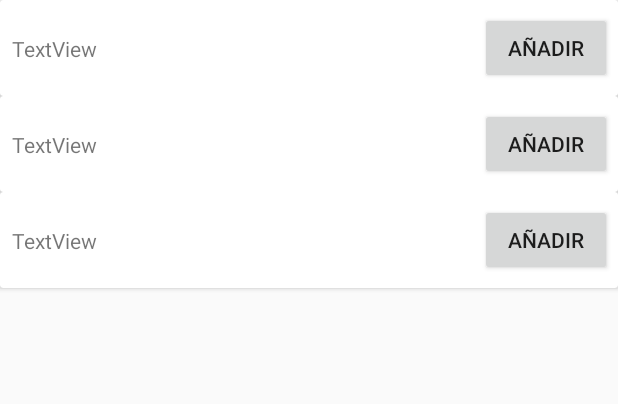
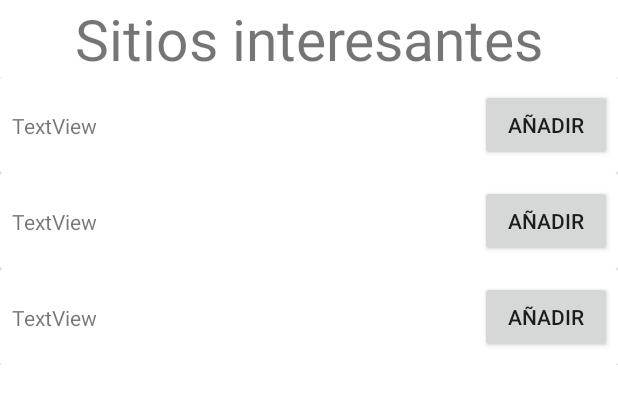
Before and after one commit to armijoalb/TFG, an Android app: the layout fragment_recycler.xml on its own in the app's theme, with its tools: preview values and no code run, on a phone screen of 412 x 824 dp. Shown: the top 404 px of the screen. Run offline under Robolectric (Android 15) with nearby library versions, the phone set to English and light mode, and no system bars.

```diff
--- a/PathFinder/app/src/main/java/com/tripmaker/alberto/pathfinder/MapsActivity.java
+++ b/PathFinder/app/src/main/java/com/tripmaker/alberto/pathfinder/MapsActivity.java
@@ -8,7 +8,6 @@ import android.support.design.widget.FloatingActionButton;
 import android.support.v4.app.FragmentActivity;
 import android.os.Bundle;
 import android.support.v4.app.FragmentTransaction;
-import android.support.v7.widget.LinearLayoutManager;
 import android.support.v7.widget.RecyclerView;
 import android.util.Log;
 import android.view.View;
--- a/PathFinder/app/src/main/res/layout/fragment_recycler.xml
+++ b/PathFinder/app/src/main/res/layout/fragment_recycler.xml
@@ -1,12 +1,37 @@
-<android.support.constraint.ConstraintLayout xmlns:android="http://schemas.android.com/apk/res/android"
+<LinearLayout xmlns:android="http://schemas.android.com/apk/res/android"
+    xmlns:app="http://schemas.android.com/apk/res-auto"
     xmlns:tools="http://schemas.android.com/tools"
     android:layout_width="match_parent"
     android:layout_height="match_parent"
-    tools:context="com.tripmaker.alberto.pathfinder.fragments.RecyclerFragment">
+    android:clickable="true"
+    android:focusable="false"
+    android:orientation="vertical"
+    tools:context="com.tripmaker.alberto.pathfinder.fragments.RecyclerFragment"
+    android:background="#FFFFFF">
 
-    <android.support.v7.widget.RecyclerView
-        android:id="@+id/recyclerView"
+
+    <TextView
+        android:id="@+id/textView"
         android:layout_width="match_parent"
-        android:layout_height="match_parent"
-        tools:listitem="@layout/viewholder_recycler" />
-</android.support.constraint.ConstraintLayout>
+        android:layout_height="wrap_content"
+        android:text="@string/textViewSlideUpPanel"
+        android:textSize="38sp"
+        android:gravity="center"
+        />
+
+    <android.support.constraint.ConstraintLayout
+        android:layout_width="match_parent"
+        android:layout_height="wrap_content">
+
+        <android.support.v7.widget.RecyclerView
+            android:id="@+id/recyclerView"
+            android:layout_width="match_parent"
+            android:layout_height="match_parent"
+            app:layout_constraintBottom_toBottomOf="parent"
+            app:layout_constraintLeft_toLeftOf="parent"
+            app:layout_constraintRight_toRightOf="parent"
+            app:layout_constraintTop_toTopOf="parent"
+            tools:listitem="@layout/viewholder_recycler" />
+    </android.support.constraint.ConstraintLayout>
+
+</LinearLayout>
--- a/PathFinder/app/src/main/res/values/strings.xml
+++ b/PathFinder/app/src/main/res/values/strings.xml
@@ -4,4 +4,5 @@
 
     <!-- TODO: Remove or change this placeholder text -->
     <string name="hello_blank_fragment">Hello blank fragment</string>
+    <string name="textViewSlideUpPanel">Sitios interesantes</string>
 </resources>
```
Also changed, not shown: PathFinder/app/src/main/res/layout/activity_maps.xml (+28 -20 lines).
